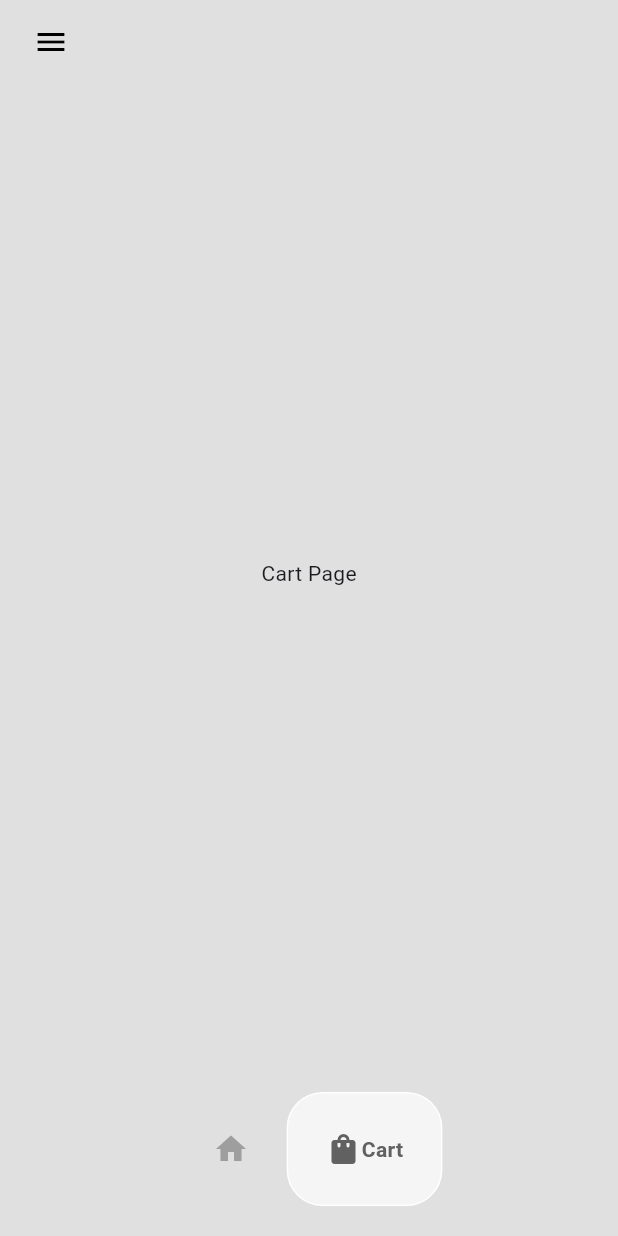
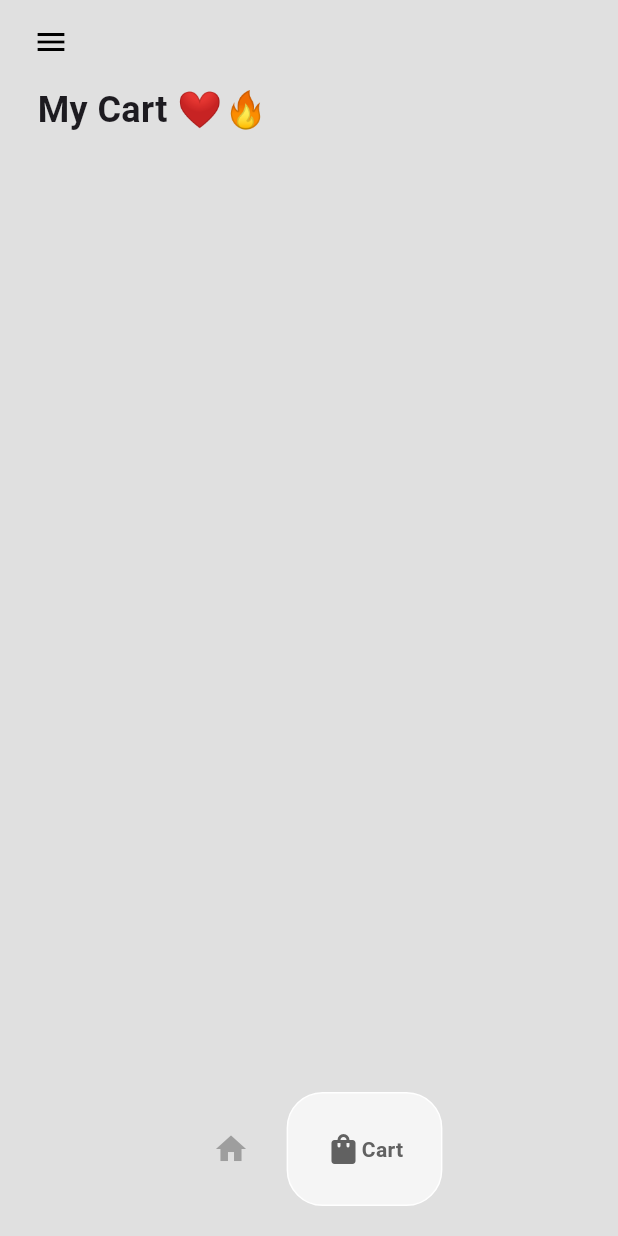
Before and after one commit to satianferdy/simple_shop, a Flutter app: the HomePage screen opened directly, item 2 of the bottom bar chosen, on a phone screen of 412 x 824 dp. Run offline on Flutter 3.47's test engine with Material 3 defaults, Android fonts, the phone set to English and light mode, and no system bars; drawn by our look-alikes of google_nav_bar.

Commit message:
feat: cart page done :rocket:

```diff
--- a/lib/pages/cart_page.dart
+++ b/lib/pages/cart_page.dart
@@ -1,12 +1,40 @@
 import 'package:flutter/material.dart';
+import 'package:provider/provider.dart';
+import 'package:simple_shop/components/cart_item.dart';
+import 'package:simple_shop/models/cart.dart';
+import 'package:simple_shop/models/shoe.dart';
 
 class CartPage extends StatelessWidget {
   const CartPage({super.key});
 
   @override
   Widget build(BuildContext context) {
-    return Center(
-      child: Text('Cart Page'),
+    return Consumer<Cart>(
+      builder: (context, value, child) => Padding(
+        padding: const EdgeInsets.symmetric(horizontal: 25),
+        child: Column(
+          crossAxisAlignment: CrossAxisAlignment.start,
+          children: [
+            const Text(
+              'My Cart ❤️‍🔥',
+              style: TextStyle(fontWeight: FontWeight.bold, fontSize: 24),
+            ),
+            const SizedBox(height: 20),
+            Expanded(
+              child: ListView.builder(
+                itemCount: value.getUserCart().length,
+                itemBuilder: (context, index) {
+                  // get individual shoe
+                  Shoe individualShoe = value.getUserCart()[index];
+
+                  // return a shoe tile
+                  return CartItem(shoe: individualShoe);
+                },
+              ),
+            )
+          ],
+        ),
+      ),
     );
   }
 }
```
Also changed, not shown: lib/components/cart_item.dart (added, +40 -0 lines), lib/pages/shop_page.dart (+7 -4 lines), assets/images/shs6.png.
